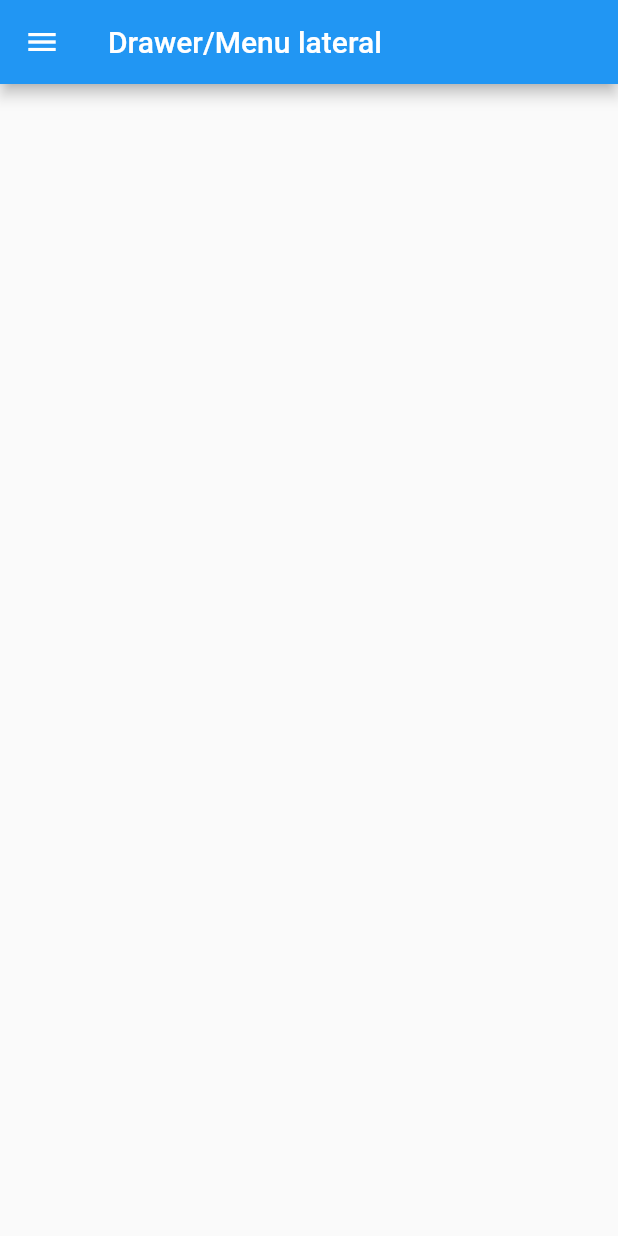
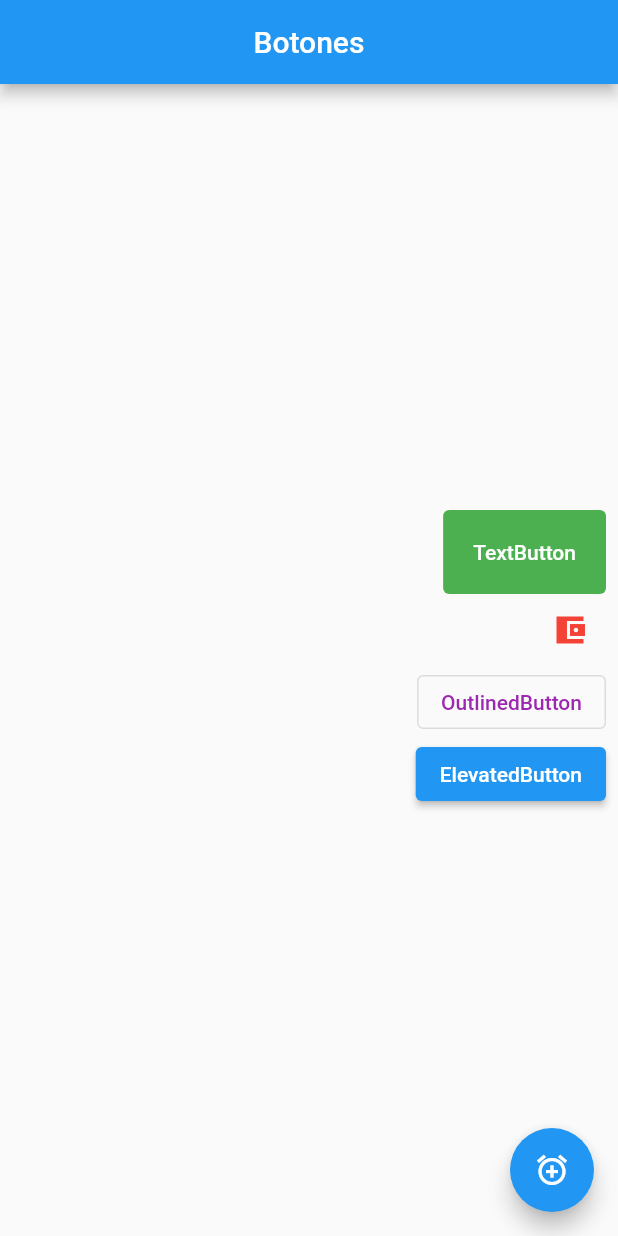
Before and after one commit to EmmanuelHm/basic_components_flutter, a Flutter app: the screen it shows after launch, on a phone screen of 412 x 824 dp. Run offline on Flutter 3.47's test engine with Material 2 defaults, Android fonts, the light colour scheme and no system bars.

Commit message:
Tipos de Botones en flutter

```diff
--- /dev/null
+++ b/lib/BasicWidgets/21.Botones/Botones.dart
@@ -0,0 +1,57 @@
+import 'package:flutter/material.dart';
+
+class Botones extends StatefulWidget {
+  const Botones({Key? key}) : super(key: key);
+
+  @override
+  _BotonesState createState() => _BotonesState();
+}
+
+class _BotonesState extends State<Botones> {
+  @override
+  Widget build(BuildContext context) {
+    return Scaffold(
+      appBar: AppBar(
+        title: Text('Botones'),
+        centerTitle: true,
+      ),
+      body: Center(
+        child: ButtonBar(
+          children: [
+            // TextButton (antes FlatButton)
+            TextButton(
+                onPressed: () {},
+                child: Text('TextButton'),
+                style: TextButton.styleFrom(
+                    padding: EdgeInsets.all(20),
+                    primary: Colors.white,
+                    backgroundColor: Colors.green)),
+
+            // IconButton
+            IconButton(
+              onPressed: () {},
+              icon: Icon(Icons.account_balance_wallet_sharp),
+              color: Colors.red,
+              highlightColor: Colors.orange,
+            ),
+
+            // OutlinedButton (antes OutlineButton)
+            OutlinedButton(
+                onPressed: () {},
+                child: Text('OutlinedButton'),
+                style: OutlinedButton.styleFrom(primary: Colors.purple)),
+
+            // ElevatedButton (antes RaisedButton)
+            ElevatedButton(onPressed: () {}, child: Text('ElevatedButton'))
+          ],
+        ),
+      ),
+
+      // FloatingButton
+      floatingActionButton: FloatingActionButton(
+        onPressed: () {},
+        child: Icon(Icons.alarm_add),
+      ),
+    );
+  }
+}
--- a/lib/main.dart
+++ b/lib/main.dart
@@ -1,5 +1,5 @@
 import 'package:flutter/material.dart';
-import 'package:basic_components_flutter/BasicWidgets/20.Drawer/Drawer.dart';
+import 'package:basic_components_flutter/BasicWidgets/21.Botones/Botones.dart';
 
 void main() => runApp(MyApp());
 
@@ -15,14 +15,15 @@ class MyApp extends StatelessWidget {
       // home: BackData(),
 
       // Sistema de Rutas
-      initialRoute: 'drawer',
+      initialRoute: 'botones',
       routes: {
         // 'text': (context) => WidgetTexto(),
         // 'recursos': (context) => Recursos(),
         // 'appbar': (context) => WidgetAppbar(),
         // 'btn-navbar': (context) => BottomNavBar(),
         // 'tabbar': (context) => TabBarWidget(),
-        'drawer': (context) => DrawerWidget(),
+        // 'drawer': (context) => DrawerWidget(),
+        'botones': (context) => Botones(),
       },
     );
   }
```
Also changed, not shown: lib/BasicWidgets/21.Botones/botones1.png (added).
